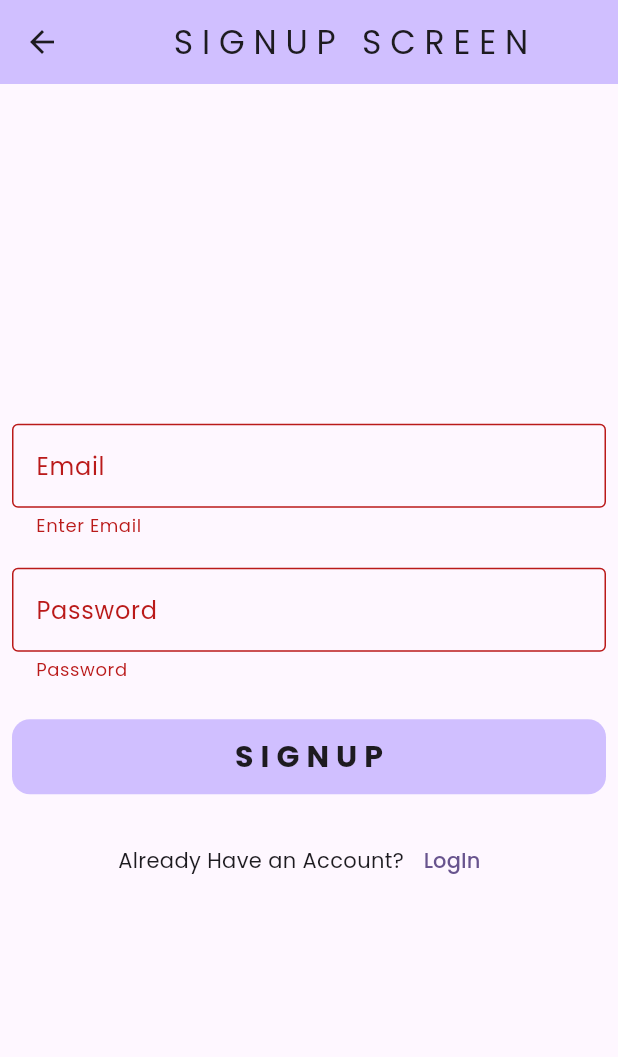
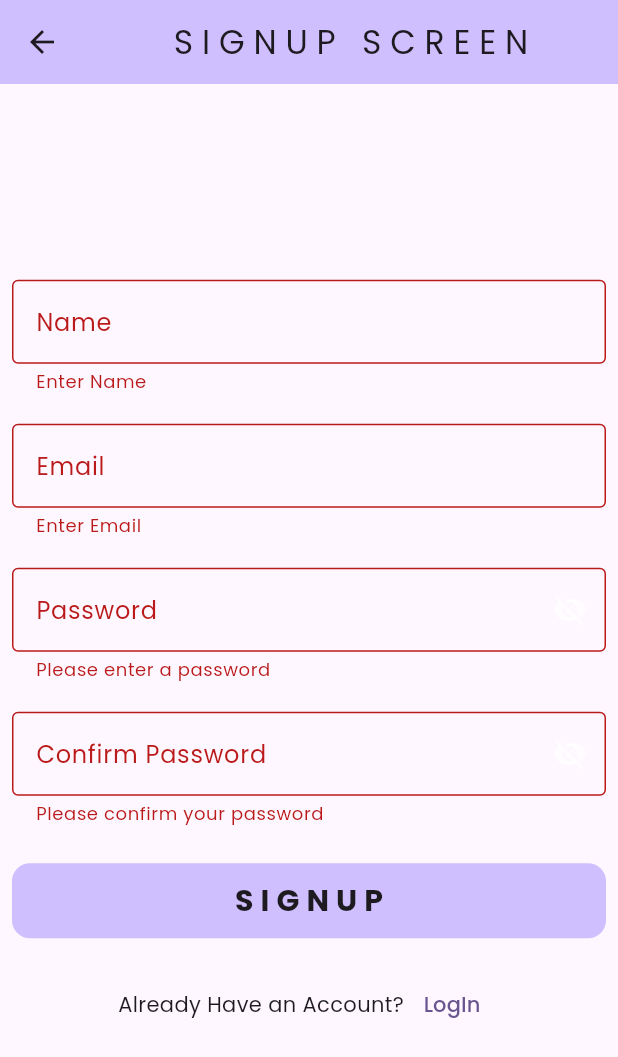
Before and after one commit to VivekYadavDeveloper/NoteHelper, a Flutter app: the SignUpScreen screen opened directly, after a tap on "S I G N U P", on a phone screen of 412 x 824 dp. Shown: the top 1057 px of the screen. Run offline on Flutter 3.47's test engine with Material 3 defaults, Android fonts, the phone set to English and light mode, and no system bars; our stand-ins replace bloc, firebase_auth, firebase_core, firebase_database, firebase_storage, flutter_bloc and 4 more; accounts and stored records are empty.

Commit message:
Update signup with bloc

```diff
--- /dev/null
+++ b/lib/Bloc/SignupBloc/signup_event.dart
@@ -0,0 +1,13 @@
+part of 'signup_bloc.dart';
+
+@immutable
+sealed class SignupEvent {}
+
+final class SignupButtonPressed extends SignupEvent {
+  final String name;
+  final String email;
+  final String password;
+
+  SignupButtonPressed(
+      {required this.name, required this.email, required this.password});
+}
--- /dev/null
+++ b/lib/Bloc/SignupBloc/signup_state.dart
@@ -0,0 +1,20 @@
+part of 'signup_bloc.dart';
+
+@immutable
+sealed class SignupState {}
+
+final class SignupInitial extends SignupState {}
+
+final class SignupLoading extends SignupState {}
+
+final class SignupSuccess extends SignupState {
+  final String? snakeMessage;
+
+  SignupSuccess({required this.snakeMessage});
+}
+
+final class SignupFailer extends SignupState {
+  final String errorMessage;
+
+  SignupFailer(this.errorMessage);
+}
--- a/lib/view/signUpScreen/signup.screen.dart
+++ b/lib/view/signUpScreen/signup.screen.dart
@@ -1,10 +1,12 @@
 import 'package:firebase_auth/firebase_auth.dart';
 import 'package:firebase_database/firebase_database.dart';
 import 'package:flutter/material.dart';
+import 'package:flutter_bloc/flutter_bloc.dart';
 import 'package:note_helper/view/Auth/login.screen.dart';
 import 'package:note_helper/view/widget/custom_button.dart';
 import 'package:note_helper/view/widget/flutter.toast.dart';
 
+import '../../Bloc/SignupBloc/signup_bloc.dart';
 import '../../core/firebase/services/session.manager.dart';
 import '../homeScreen/home.screen.dart';
 
@@ -17,64 +19,22 @@ class SignUpScreen extends StatefulWidget {
 
 class _SignUpScreenState extends State<SignUpScreen> {
   final _formKey = GlobalKey<FormState>();
-  bool isLoading = false;
+
+  final TextEditingController nameController = TextEditingController();
   final TextEditingController emailController = TextEditingController();
   final TextEditingController passwordController = TextEditingController();
-  String? userID = "";
+  final TextEditingController confirmPasswordController =
+      TextEditingController();
+  bool isLoading = false;
+  bool isPasswordVisible = true;
+  bool isConfirmPasswordVisible = true;
 
   @override
   void dispose() {
     emailController.dispose();
     passwordController.dispose();
+    confirmPasswordController.dispose();
     super.dispose();
-  }
-
-  final FirebaseAuth _firebaseAuthentication = FirebaseAuth.instance;
-
-  //**** To Store The User Data In Realtime Database
-  //**** To Get The User ID
-  final DatabaseReference reference =
-      FirebaseDatabase.instance.ref().child('User');
-
-  //*** Create Account Function
-  void createAccount() {
-    setState(() {
-      isLoading = true;
-    });
-    _firebaseAuthentication
-        .createUserWithEmailAndPassword(
-            email: emailController.text.toString(),
-            password: passwordController.text.toString())
-        .then((value) async {
-      isLoading = false;
-
-      // debugPrint("Account New Created😁 ---->${token.toString()}");
-      reference
-          .child(value.user!.uid
-              .toString()) // Create Diff UID For Different User So That Data Will Not Leak
-          .set({
-        // We Set/Store the Data In RealTime Database
-        'uid': value.user!.uid.toString(),
-        'email': value.user!.email.toString(),
-        'onlineStatus': 'noOne',
-        'profileImage': ''
-      }).then((value) {
-        isLoading = false;
-        Navigator.push(context,
-            MaterialPageRoute(builder: (context) => const HomeScreen()));
-      }).onError((error, stackTrace) {
-        isLoading = false;
-      });
-      FlutterToast().toastMessage('User Created Successfully');
-      setState(() {
-        isLoading = false;
-      });
-    }).onError((error, stackTrace) {
-      setState(() {
-        isLoading = false;
-      });
-      FlutterToast().toastMessage(error.toString());
-    });
   }
 
   @override
@@ -95,39 +55,120 @@ class _SignUpScreenState extends State<SignUpScreen> {
                   child: Form(
                     key: _formKey,
                     child: Column(
+                      spacing: 20,
                       children: <Widget>[
+                        /* Name TextField */
                         TextFormField(
-                          keyboardType: TextInputType.emailAddress,
-                          controller: emailController,
+                          keyboardType: TextInputType.name,
+                          controller: nameController,
                           validator: (value) {
-                            if (value!.isEmpty) {
-                              return 'Enter Email';
+                            if (value == null || value.isEmpty) {
+                              return 'Enter Name';
                             }
                             return null;
                           },
                           decoration: const InputDecoration(
-                            label: Text("Email"),
-                            hintText: "Email",
-                            helperText: "Enter Your Email",
+                            label: Text("Name"),
+                            hintText: "John Doe",
                             border: OutlineInputBorder(),
                           ),
                         ),
-                        const SizedBox(height: 20),
+                        /* Email TextField */
+
                         TextFormField(
-                          obscureText: true,
-                          keyboardType: TextInputType.visiblePassword,
-                          controller: passwordController,
+                          keyboardType: TextInputType.emailAddress,
+                          controller: emailController,
+                          textInputAction: TextInputAction.next,
                           validator: (value) {
-                            if (value!.isEmpty) {
-                              return 'Password';
+                            if (value == null || value.isEmpty) {
+                              return 'Enter Email';
+                            }
+                            if (!RegExp(
+                              r"^[a-zA-Z0-9.a-zA-Z0-9.!#$%&'*+-/=?^_`{|}~]+@[a-zA-Z0-9]+\.[a-zA-Z]+",
+                            ).hasMatch(value)) {
+                              return 'Please enter a valid email address';
                             }
                             return null;
                           },
-                          decoration: const InputDecoration(
-                            label: Text("Password"),
+                          decoration: InputDecoration(
+                            label: const Text("Email"),
+                            hintText: "you@mail.com",
+                            border: const OutlineInputBorder(),
+                          ),
+                        ),
+
+                        /* Password TextField */
+                        TextFormField(
+                          obscureText: !isPasswordVisible,
+                          textInputAction: TextInputAction.next,
+                          controller: passwordController,
+                          validator: (value) {
+                            if (value == null || value.isEmpty) {
+                              return 'Please enter a password';
+                            }
+                            if (value.length < 8) {
+                              return 'Password must be at least 8 characters long';
+                            }
+                            if (!RegExp(
+                              r'^(?=.*?[A-Z])(?=.*?[a-z])(?=.*?[0-9])(?=.*?[!@#\$&*~]).{8,}$',
+                            ).hasMatch(value)) {
+                              return """Password must include:
+                      - 1 Upper case
+                      - 1 lowercase
+                      - 1 Numeric Number
+                      - 1 Special Character""";
+                            }
+                            return null;
+                          },
+                          decoration: InputDecoration(
+                            label: const Text("Password"),
                             hintText: "Password",
-                            helperText: "Enter Your Password",
-                            border: OutlineInputBorder(),
+                            suffixIcon: InkWell(
+                              onTap: () {
+                                setState(() {
+                                  isPasswordVisible = !isPasswordVisible;
+                                }); // Updates the UI.
+                              },
+                              child: !isPasswordVisible
+                                  ? const Icon(Icons.visibility,
+                                      color: Colors.white70)
+                                  : const Icon(Icons.visibility_off,
+                                      color: Colors.white70),
+                            ),
+                            border: const OutlineInputBorder(),
+                          ),
+                        ),
+                        /* Confirm Password TextField */
+                        TextFormField(
+                          obscureText: !isConfirmPasswordVisible,
+                          textInputAction: TextInputAction.done,
+                          controller: confirmPasswordController,
+                          validator: (value) {
+                            if (value == null || value.isEmpty) {
+                              return 'Please confirm your password';
+                            }
+                            if (value != passwordController.text) {
+                              return 'Passwords do not match';
+                            }
+                            return null; // Return null if the input is valid
+                          },
+                          decoration: InputDecoration(
+                            label: const Text("Confirm Password"),
+                            hintText: "Confirm Password",
+                            suffixIcon: InkWell(
+                              onTap: () {
+                                setState(() {
+                                  isConfirmPasswordVisible =
+                                      !isConfirmPasswordVisible;
+                                }); // Updates the UI.
+                              },
+                              child: !isConfirmPasswordVisible
+                                  ? const Icon(Icons.visibility,
+                                      color: Colors.white70)
+                                  : const Icon(Icons.visibility_off,
+                                      color: Colors.white70),
+                            ),
+                            border: const OutlineInputBorder(),
                           ),
                         ),
                       ],
@@ -135,14 +176,43 @@ class _SignUpScreenState extends State<SignUpScreen> {
                   ),
                 ),
                 const SizedBox(height: 25),
-                CustomButton(
-                  isLoading: isLoading,
-                  title: 'S I G N U P',
-                  onTap: () {
-                    if (_formKey.currentState!.validate()) {
-                      createAccount();
+                BlocListener<SignupBloc, SignupState>(
+                  listener: (context, state) {
+                    if (state is SignupLoading) {
+                      setState(() {
+                        isLoading = true;
+                      });
+                    } else if (state is SignupFailer) {
+                      setState(() {
+                        isLoading = false;
+                      });
+                      FlutterToast().toastMessage(state.errorMessage);
+                    } else if (state is SignupSuccess) {
+                      setState(() {
+                        isLoading = false;
+                      });
+                      FlutterToast()
+                          .toastMessage(state.snakeMessage.toString());
+                      Navigator.pop(context);
+                      // Navigator.push(
+                      //     context,
+                      //     MaterialPageRoute(
+                      //         builder: (context) => const HomeScreen()));
                     }
                   },
+                  child: CustomButton(
+                    isLoading: isLoading,
+                    title: 'S I G N U P',
+                    onTap: () {
+                      if (_formKey.currentState!.validate()) {
+                        context.read<SignupBloc>().add(SignupButtonPressed(
+                            email: emailController.text.trim(),
+                            password: passwordController.text.trim(),
+                            name: nameController.text
+                                .trim())); // createAccount();
+                      }
+                    },
+                  ),
                 ),
                 const SizedBox(height: 20),
                 Row(
```
Also changed, not shown: lib/Bloc/SignupBloc/signup_bloc.dart (added, +47 -0 lines), lib/main.dart (+5 -3 lines).
